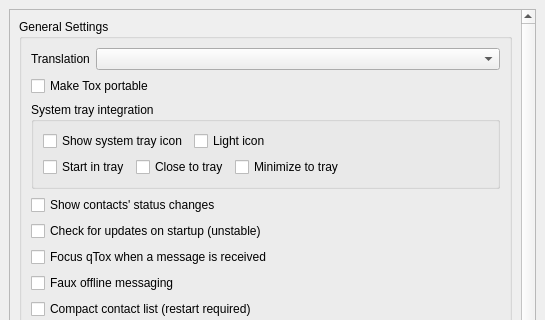
First picture: the form in src/widget/form/settings/generalsettings.ui, repository qTox/qTox, before the edit; both pictures show x 0 to 545 and y 0 to 320 of the 545 by 644 pixel window.
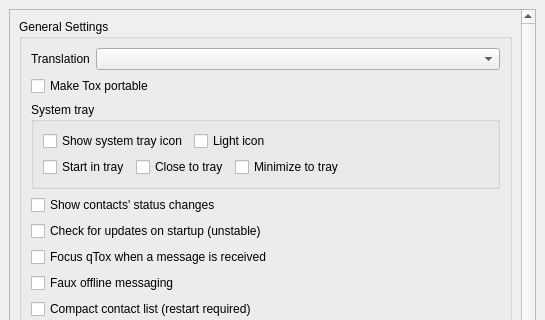
Second picture: the form after the edit.

Commit message: Remove unnecesary word

The edit to the form file:
```diff
--- a/src/widget/form/settings/generalsettings.ui
+++ b/src/widget/form/settings/generalsettings.ui
@@ -96,7 +96,7 @@
           <item>
            <widget class="QGroupBox" name="trayGroup">
             <property name="title">
-             <string>System tray integration</string>
+             <string>System tray</string>
             </property>
             <layout class="QFormLayout" name="formLayout_2">
              <property name="fieldGrowthPolicy">
```
